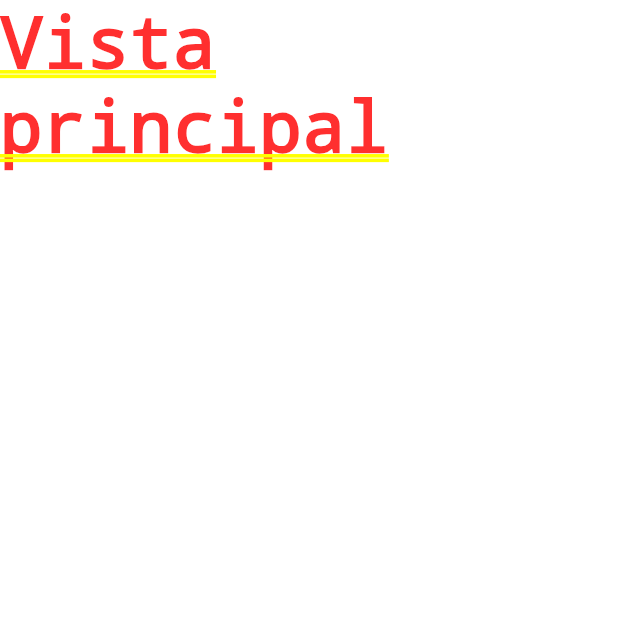
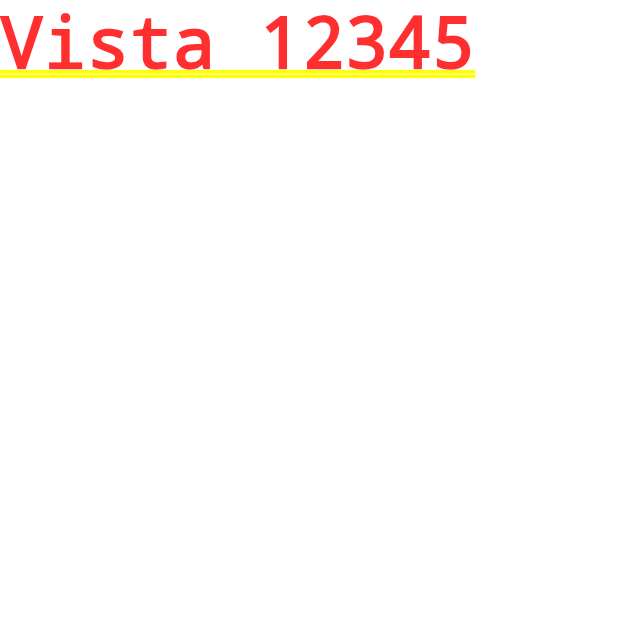
Before and after one commit to DanielSR16/VACORO-2022, a Flutter app: the screen it shows after launch, on a phone screen of 412 x 824 dp, the top half of it. Run offline on Flutter 3.47's test engine with Material 2 defaults, Android fonts, the phone set to English and light mode, and no system bars.

Commit message:
KND-001: Cambio bonito

```diff
--- a/lib/src/pages/vista_principal.dart
+++ b/lib/src/pages/vista_principal.dart
@@ -11,7 +11,7 @@ class _vista_principalState extends State<vista_principal> {
   @override
   Widget build(BuildContext context) {
     return Container(
-      child: Text('Vista principal'),
+      child: Text('Vista 12345'),
     );
   }
 }
```
